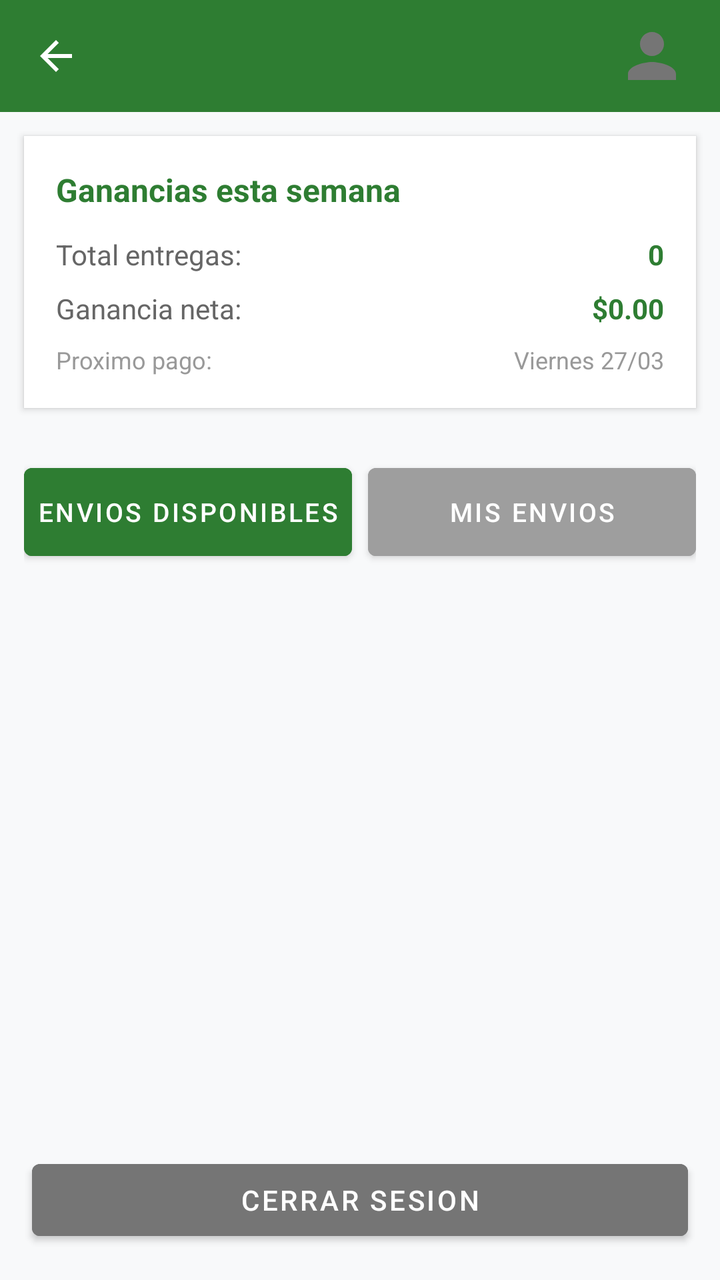
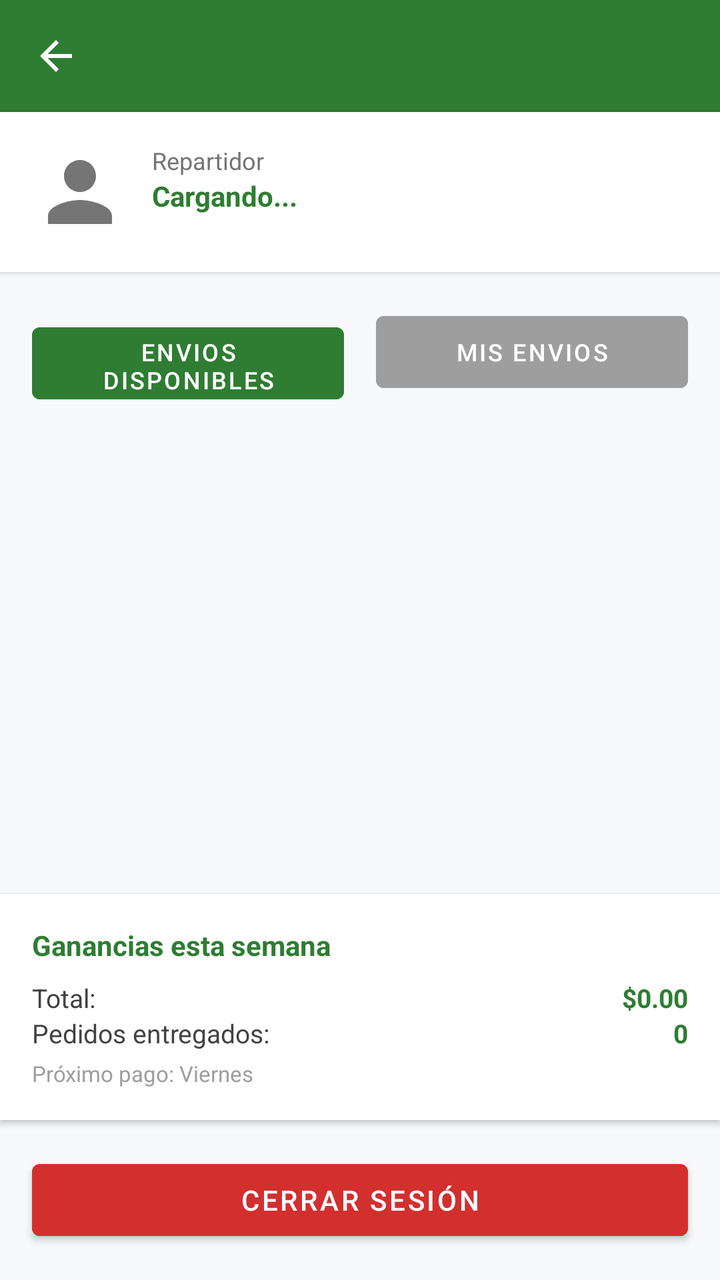

An Android layout rendered at two revisions. The XML below is the earlier revision; the diff shows what the commit changed to produce the second picture.
<!-- AndroidManifest.xml: application theme Theme.MaterialComponents.Light.NoActionBar -->
<!-- res/layout/activity_driver.xml -->
<?xml version="1.0" encoding="utf-8"?>
<LinearLayout xmlns:android="http://schemas.android.com/apk/res/android"
    xmlns:app="http://schemas.android.com/apk/res-auto"
    android:layout_width="match_parent"
    android:layout_height="match_parent"
    android:orientation="vertical"
    android:background="#F8F9FA">

    <androidx.appcompat.widget.Toolbar
        android:id="@+id/toolbar"
        android:layout_width="match_parent"
        android:layout_height="?attr/actionBarSize"
        android:background="#2E7D32"
        android:title="Modo Repartidor"
        android:titleTextColor="@android:color/white"
        app:navigationIcon="@drawable/ic_back"
        app:navigationIconTint="@android:color/white">

        <com.google.android.material.imageview.ShapeableImageView
            android:id="@+id/ivDriverProfileAvatar"
            android:layout_width="36dp"
            android:layout_height="36dp"
            android:layout_gravity="end"
            android:layout_marginEnd="16dp"
            android:src="@drawable/ic_default_avatar"
            android:scaleType="centerCrop"
            android:clickable="true"
            android:focusable="true"
            android:background="?android:attr/selectableItemBackgroundBorderless"
            app:shapeAppearanceOverlay="@style/CircleImageView" />

    </androidx.appcompat.widget.Toolbar>

    <LinearLayout
        android:layout_width="match_parent"
        android:layout_height="wrap_content"
        android:orientation="vertical"
        android:background="@android:color/white"
        android:elevation="2dp"
        android:padding="16dp"
        android:layout_margin="12dp"
        android:layout_marginTop="8dp">

        <TextView
            android:layout_width="match_parent"
            android:layout_height="wrap_content"
            android:text="Ganancias esta semana"
            android:textSize="16sp"
            android:textStyle="bold"
            android:textColor="#2E7D32"
            android:layout_marginBottom="12dp" />

        <LinearLayout
            android:layout_width="match_parent"
            android:layout_height="wrap_content"
            android:orientation="horizontal"
            android:layout_marginBottom="8dp">

            <TextView
                android:layout_width="0dp"
                android:layout_height="wrap_content"
                android:layout_weight="1"
                android:text="Total entregas:"
                android:textSize="14sp"
                android:textColor="#666666" />

            <TextView
                android:id="@+id/tvTotalDeliveries"
                android:layout_width="wrap_content"
                android:layout_height="wrap_content"
                android:text="0"
                android:textSize="14sp"
                android:textStyle="bold"
                android:textColor="#2E7D32" />

        </LinearLayout>

        <TextView
            android:id="@+id/tvTotalTips"
            android:layout_width="match_parent"
            android:layout_height="wrap_content"
            android:text="Propinas: $0.00"
            android:textSize="14sp"
            android:textColor="#FF9800"
            android:layout_marginBottom="8dp"
            android:visibility="gone" />

        <LinearLayout
            android:layout_width="match_parent"
            android:layout_height="wrap_content"
            android:orientation="horizontal"
            android:layout_marginBottom="8dp">

            <TextView
                android:layout_width="0dp"
                android:layout_height="wrap_content"
                android:layout_weight="1"
                android:text="Ganancia neta:"
                android:textSize="14sp"
                android:textColor="#666666" />

            <TextView
                android:id="@+id/tvThisWeekEarnings"
                android:layout_width="wrap_content"
                android:layout_height="wrap_content"
                android:text="$0.00"
                android:textSize="14sp"
                android:textStyle="bold"
                android:textColor="#2E7D32" />

        </LinearLayout>

        <LinearLayout
            android:layout_width="match_parent"
            android:layout_height="wrap_content"
            android:orientation="horizontal">

            <TextView
                android:layout_width="0dp"
                android:layout_height="wrap_content"
                android:layout_weight="1"
                android:text="Proximo pago:"
                android:textSize="12sp"
                android:textColor="#999999" />

            <TextView
                android:id="@+id/tvNextPaymentDate"
                android:layout_width="wrap_content"
                android:layout_height="wrap_content"
                android:text="Viernes 27/03"
                android:textSize="12sp"
                android:textColor="#999999" />

        </LinearLayout>

    </LinearLayout>

    <LinearLayout
        android:layout_width="match_parent"
        android:layout_height="wrap_content"
        android:orientation="horizontal"
        android:padding="12dp"
        android:weightSum="2">

        <Button
            android:id="@+id/btnAvailableBlocks"
            android:layout_width="0dp"
            android:layout_height="56dp"
            android:layout_weight="1"
            android:text="Envios Disponibles"
            android:textSize="13sp"
            android:backgroundTint="#2E7D32"
            android:layout_marginEnd="4dp"
            android:minHeight="48dp"
            android:paddingHorizontal="4dp"
            android:singleLine="true" />

        <Button
            android:id="@+id/btnMyBlocks"
            android:layout_width="0dp"
            android:layout_height="56dp"
            android:layout_weight="1"
            android:text="Mis Envios"
            android:textSize="13sp"
            android:backgroundTint="#9E9E9E"
            android:layout_marginStart="4dp"
            android:minHeight="48dp"
            android:paddingHorizontal="4dp"
            android:singleLine="true" />

    </LinearLayout>

    <ProgressBar
        android:id="@+id/progressBar"
        android:layout_width="wrap_content"
        android:layout_height="wrap_content"
        android:layout_gravity="center"
        android:layout_marginTop="24dp"
        android:visibility="gone" />

    <androidx.recyclerview.widget.RecyclerView
        android:id="@+id/rvAvailableBlocks"
        android:layout_width="match_parent"
        android:layout_height="0dp"
        android:layout_weight="1"
        android:visibility="visible"
        android:clipToPadding="false"
        android:padding="8dp" />

    <androidx.recyclerview.widget.RecyclerView
        android:id="@+id/rvMyBlocks"
        android:layout_width="match_parent"
        android:layout_height="0dp"
        android:layout_weight="1"
        android:visibility="gone"
        android:clipToPadding="false"
        android:padding="8dp" />

    <Button
        android:id="@+id/btnLogout"
        android:layout_width="match_parent"
        android:layout_height="48dp"
        android:text="Cerrar Sesion"
        android:textSize="14sp"
        android:backgroundTint="#757575"
        android:layout_margin="16dp"
        android:minHeight="48dp" />

</LinearLayout>
<!-- resources referenced by this layout -->
<resources>
  <!-- drawable ic_back (drawable) -->
  <?xml version="1.0" encoding="utf-8"?>
  <vector xmlns:android="http://schemas.android.com/apk/res/android"
      android:width="24dp"
      android:height="24dp"
      android:viewportWidth="24"
      android:viewportHeight="24">
      <path
          android:fillColor="@android:color/white"
          android:pathData="M20,11H7.83l5.59,-5.59L12,4l-8,8 8,8 1.41,-1.41L7.83,13H20v-2z"/>
  </vector>
  <!-- drawable ic_default_avatar (drawable) -->
  <vector xmlns:android="http://schemas.android.com/apk/res/android"
      android:width="24dp"
      android:height="24dp"
      android:viewportWidth="24"
      android:viewportHeight="24"
      android:tint="#757575">
      <path
          android:fillColor="#FF000000"
          android:pathData="M12,12c2.21,0 4,-1.79 4,-4s-1.79,-4 -4,-4 -4,1.79 -4,4 1.79,4 4,4zM12,14c-2.67,0 -8,1.34 -8,4v2h16v-2c0,-2.66 -5.33,-4 -8,-4z"/>
  </vector>
  <style name="CircleImageView" parent="">
          <item name="cornerFamily">rounded</item>
          <item name="cornerSize">50%</item>
      </style>
  <style name="Theme.MaterialComponents.Light.NoActionBar" parent="Theme.MaterialComponents.Light">
          <item name="windowActionBar">false</item>
          <item name="windowNoTitle">true</item>
          <item name="colorPrimary">#2E7D32</item>
          <item name="colorPrimaryVariant">#1B5E20</item>
          <item name="colorAccent">#388E3C</item>
      </style>
</resources>

<!-- the commit's change to res/layout/activity_driver.xml (unified diff, before → after) -->
@@ -11,199 +11,205 @@
         android:layout_width="match_parent"
         android:layout_height="?attr/actionBarSize"
         android:background="#2E7D32"
-        android:title="Modo Repartidor"
-        android:titleTextColor="@android:color/white"
-        app:navigationIcon="@drawable/ic_back"
-        app:navigationIconTint="@android:color/white">
+        app:titleTextColor="#FFFFFF"
+        app:navigationIconTint="#FFFFFF"
+        app:navigationIcon="@drawable/ic_back" />
+
+    
+    <LinearLayout
+        android:layout_width="match_parent"
+        android:layout_height="wrap_content"
+        android:orientation="horizontal"
+        android:padding="16dp"
+        android:background="#FFFFFF"
+        android:elevation="2dp">
 
         <com.google.android.material.imageview.ShapeableImageView
             android:id="@+id/ivDriverProfileAvatar"
-            android:layout_width="36dp"
-            android:layout_height="36dp"
-            android:layout_gravity="end"
-            android:layout_marginEnd="16dp"
+            android:layout_width="48dp"
+            android:layout_height="48dp"
             android:src="@drawable/ic_default_avatar"
-            android:scaleType="centerCrop"
             android:clickable="true"
-            android:focusable="true"
-            android:background="?android:attr/selectableItemBackgroundBorderless"
-            app:shapeAppearanceOverlay="@style/CircleImageView" />
-
-    </androidx.appcompat.widget.Toolbar>
-
-    <LinearLayout
-        android:layout_width="match_parent"
-        android:layout_height="wrap_content"
-        android:orientation="vertical"
-        android:background="@android:color/white"
-        android:elevation="2dp"
-        android:padding="16dp"
-        android:layout_margin="12dp"
-        android:layout_marginTop="8dp">
-
-        <TextView
-            android:layout_width="match_parent"
-            android:layout_height="wrap_content"
-            android:text="Ganancias esta semana"
-            android:textSize="16sp"
-            android:textStyle="bold"
-            android:textColor="#2E7D32"
-            android:layout_marginBottom="12dp" />
+            android:focusable="true" />
 
         <LinearLayout
-            android:layout_width="match_parent"
-            android:layout_height="wrap_content"
-            android:orientation="horizontal"
-            android:layout_marginBottom="8dp">
-
-            <TextView
-                android:layout_width="0dp"
-                android:layout_height="wrap_content"
-                android:layout_weight="1"
-                android:text="Total entregas:"
-                android:textSize="14sp"
-                android:textColor="#666666" />
-
-            <TextView
-                android:id="@+id/tvTotalDeliveries"
-                android:layout_width="wrap_content"
-                android:layout_height="wrap_content"
-                android:text="0"
+            android:layout_width="0dp"
+            android:layout_height="wrap_content"
+            android:layout_weight="1"
+            android:orientation="vertical"
+            android:layout_marginStart="12dp">
+
+            <TextView
+                android:layout_width="wrap_content"
+                android:layout_height="wrap_content"
+                android:text="Repartidor"
+                android:textSize="12sp"
+                android:textColor="#757575" />
+
+            <TextView
+                android:id="@+id/tvDriverName"
+                android:layout_width="wrap_content"
+                android:layout_height="wrap_content"
+                android:text="Cargando..."
                 android:textSize="14sp"
                 android:textStyle="bold"
                 android:textColor="#2E7D32" />
 
         </LinearLayout>
 
-        <TextView
-            android:id="@+id/tvTotalTips"
-            android:layout_width="match_parent"
-            android:layout_height="wrap_content"
-            android:text="Propinas: $0.00"
-            android:textSize="14sp"
-            android:textColor="#FF9800"
-            android:layout_marginBottom="8dp"
-            android:visibility="gone" />
-
-        <LinearLayout
-            android:layout_width="match_parent"
-            android:layout_height="wrap_content"
-            android:orientation="horizontal"
-            android:layout_marginBottom="8dp">
-
-            <TextView
-                android:layout_width="0dp"
-                android:layout_height="wrap_content"
-                android:layout_weight="1"
-                android:text="Ganancia neta:"
-                android:textSize="14sp"
-                android:textColor="#666666" />
-
-            <TextView
-                android:id="@+id/tvThisWeekEarnings"
-                android:layout_width="wrap_content"
-                android:layout_height="wrap_content"
-                android:text="$0.00"
-                android:textSize="14sp"
-                android:textStyle="bold"
-                android:textColor="#2E7D32" />
-
-        </LinearLayout>
-
-        <LinearLayout
-            android:layout_width="match_parent"
-            android:layout_height="wrap_content"
-            android:orientation="horizontal">
-
-            <TextView
-                android:layout_width="0dp"
-                android:layout_height="wrap_content"
-                android:layout_weight="1"
-                android:text="Proximo pago:"
-                android:textSize="12sp"
-                android:textColor="#999999" />
-
-            <TextView
-                android:id="@+id/tvNextPaymentDate"
-                android:layout_width="wrap_content"
-                android:layout_height="wrap_content"
-                android:text="Viernes 27/03"
-                android:textSize="12sp"
-                android:textColor="#999999" />
-
-        </LinearLayout>
-
     </LinearLayout>
 
+    
     <LinearLayout
         android:layout_width="match_parent"
         android:layout_height="wrap_content"
         android:orientation="horizontal"
-        android:padding="12dp"
-        android:weightSum="2">
+        android:padding="16dp">
 
         <Button
             android:id="@+id/btnAvailableBlocks"
             android:layout_width="0dp"
-            android:layout_height="56dp"
+            android:layout_height="48dp"
             android:layout_weight="1"
-            android:text="Envios Disponibles"
-            android:textSize="13sp"
+            android:layout_marginEnd="8dp"
+            android:text="Envios disponibles"
             android:backgroundTint="#2E7D32"
-            android:layout_marginEnd="4dp"
-            android:minHeight="48dp"
-            android:paddingHorizontal="4dp"
-            android:singleLine="true" />
+            android:textColor="#FFFFFF"
+            android:textSize="12sp" />
 
         <Button
             android:id="@+id/btnMyBlocks"
             android:layout_width="0dp"
-            android:layout_height="56dp"
+            android:layout_height="48dp"
             android:layout_weight="1"
-            android:text="Mis Envios"
+            android:layout_marginStart="8dp"
+            android:text="Mis envios"
+            android:backgroundTint="#9E9E9E"
+            android:textColor="#FFFFFF"
+            android:textSize="12sp" />
+
+    </LinearLayout>
+
+    
+    <androidx.recyclerview.widget.RecyclerView
+        android:id="@+id/rvAvailableBlocks"
+        android:layout_width="match_parent"
+        android:layout_height="0dp"
+        android:layout_weight="1"
+        android:padding="8dp"
+        android:visibility="visible" />
+
+    
+    <androidx.recyclerview.widget.RecyclerView
+        android:id="@+id/rvMyBlocks"
+        android:layout_width="match_parent"
+        android:layout_height="0dp"
+        android:layout_weight="1"
+        android:padding="8dp"
+        android:visibility="gone" />
+
+    
+    <LinearLayout
+        android:layout_width="match_parent"
+        android:layout_height="wrap_content"
+        android:orientation="vertical"
+        android:padding="16dp"
+        android:background="#FFFFFF"
+        android:elevation="2dp">
+
+        <TextView
+            android:layout_width="wrap_content"
+            android:layout_height="wrap_content"
+            android:text="Ganancias esta semana"
+            android:textSize="14sp"
+            android:textStyle="bold"
+            android:textColor="#2E7D32" />
+
+        <LinearLayout
+            android:layout_width="match_parent"
+            android:layout_height="wrap_content"
+            android:orientation="horizontal"
+            android:layout_marginTop="8dp">
+
+            <TextView
+                android:layout_width="0dp"
+                android:layout_height="wrap_content"
+                android:layout_weight="1"
+                android:text="Total:"
+                android:textSize="13sp"
+                android:textColor="#424242" />
+
+            <TextView
+                android:id="@+id/tvThisWeekEarnings"
+                android:layout_width="wrap_content"
+                android:layout_height="wrap_content"
+                android:text="$0.00"
+                android:textSize="13sp"
+                android:textStyle="bold"
+                android:textColor="#2E7D32" />
+
+        </LinearLayout>
+
+        <LinearLayout
+            android:layout_width="match_parent"
+            android:layout_height="wrap_content"
+            android:orientation="horizontal">
+
+            <TextView
+                android:layout_width="0dp"
+                android:layout_height="wrap_content"
+                android:layout_weight="1"
+                android:text="Pedidos entregados:"
+                android:textSize="13sp"
+                android:textColor="#424242" />
+
+            <TextView
+                android:id="@+id/tvTotalDeliveries"
+                android:layout_width="wrap_content"
+                android:layout_height="wrap_content"
+                android:text="0"
+                android:textSize="13sp"
+                android:textStyle="bold"
+                android:textColor="#2E7D32" />
+
+        </LinearLayout>
+
+        <TextView
+            android:id="@+id/tvTotalTips"
+            android:layout_width="match_parent"
+            android:layout_height="wrap_content"
+            android:text="Propinas: $0.00"
             android:textSize="13sp"
-            android:backgroundTint="#9E9E9E"
-            android:layout_marginStart="4dp"
-            android:minHeight="48dp"
-            android:paddingHorizontal="4dp"
-            android:singleLine="true" />
+            android:textColor="#757575"
+            android:visibility="gone" />
+
+        <TextView
+            android:id="@+id/tvNextPaymentDate"
+            android:layout_width="match_parent"
+            android:layout_height="wrap_content"
+            android:text="Próximo pago: Viernes"
+            android:textSize="11sp"
+            android:textColor="#9E9E9E"
+            android:layout_marginTop="4dp" />
 
     </LinearLayout>
+
+    
+    <Button
+        android:id="@+id/btnLogout"
+        android:layout_width="match_parent"
+        android:layout_height="48dp"
+        android:layout_margin="16dp"
+        android:text="Cerrar sesión"
+        android:backgroundTint="#D32F2F"
+        android:textColor="#FFFFFF"
+        android:textSize="14sp" />
 
     <ProgressBar
         android:id="@+id/progressBar"
         android:layout_width="wrap_content"
         android:layout_height="wrap_content"
         android:layout_gravity="center"
-        android:layout_marginTop="24dp"
         android:visibility="gone" />
 
-    <androidx.recyclerview.widget.RecyclerView
-        android:id="@+id/rvAvailableBlocks"
-        android:layout_width="match_parent"
-        android:layout_height="0dp"
-        android:layout_weight="1"
-        android:visibility="visible"
-        android:clipToPadding="false"
-        android:padding="8dp" />
-
-    <androidx.recyclerview.widget.RecyclerView
-        android:id="@+id/rvMyBlocks"
-        android:layout_width="match_parent"
-        android:layout_height="0dp"
-        android:layout_weight="1"
-        android:visibility="gone"
-        android:clipToPadding="false"
-        android:padding="8dp" />
-
-    <Button
-        android:id="@+id/btnLogout"
-        android:layout_width="match_parent"
-        android:layout_height="48dp"
-        android:text="Cerrar Sesion"
-        android:textSize="14sp"
-        android:backgroundTint="#757575"
-        android:layout_margin="16dp"
-        android:minHeight="48dp" />
-
 </LinearLayout>
<!-- resource entries referenced after the edit -->
@@ -22,10 +22,6 @@
           android:fillColor="#FF000000"
           android:pathData="M12,12c2.21,0 4,-1.79 4,-4s-1.79,-4 -4,-4 -4,1.79 -4,4 1.79,4 4,4zM12,14c-2.67,0 -8,1.34 -8,4v2h16v-2c0,-2.66 -5.33,-4 -8,-4z"/>
   </vector>
-  <style name="CircleImageView" parent="">
-          <item name="cornerFamily">rounded</item>
-          <item name="cornerSize">50%</item>
-      </style>
   <style name="Theme.MaterialComponents.Light.NoActionBar" parent="Theme.MaterialComponents.Light">
           <item name="windowActionBar">false</item>
           <item name="windowNoTitle">true</item>
